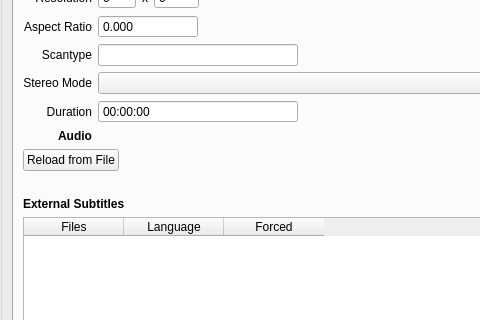
Komet/MediaElch, file src/ui/movies/MovieWidget.ui: the form before one commit; both pictures show x 0 to 480 and y 172 to 492 of the 934 by 851 pixel window.
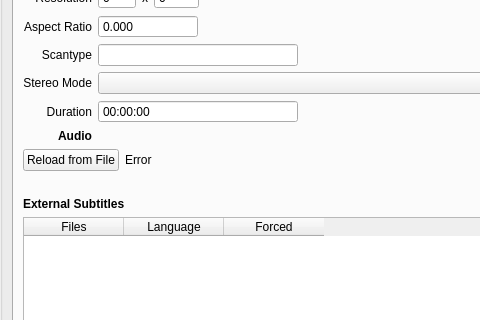
The form after the commit. The open tabs and pages were chosen to show the change. Icons and pictures are not drawn. Custom widgets are drawn as their Qt base class.

Commit message: [StreamDetails] Don't override details if MediaInfoDll is not found

Diff of the .ui file:
```diff
--- a/src/ui/movies/MovieWidget.ui
+++ b/src/ui/movies/MovieWidget.ui
@@ -986,6 +986,16 @@
                 </property>
                </widget>
               </item>
+              <item>
+               <widget class="QLabel" name="lblReloadStreamDetailsError">
+                <property name="text">
+                 <string notr="true">Error</string>
+                </property>
+                <property name="textFormat">
+                 <enum>Qt::PlainText</enum>
+                </property>
+               </widget>
+              </item>
               <item>
                <spacer name="horizontalSpacer_9">
                 <property name="orientation">
```
Left out of the diff: 8 changed lines with no effect on the pictures. The commit also changes 27 other files.
